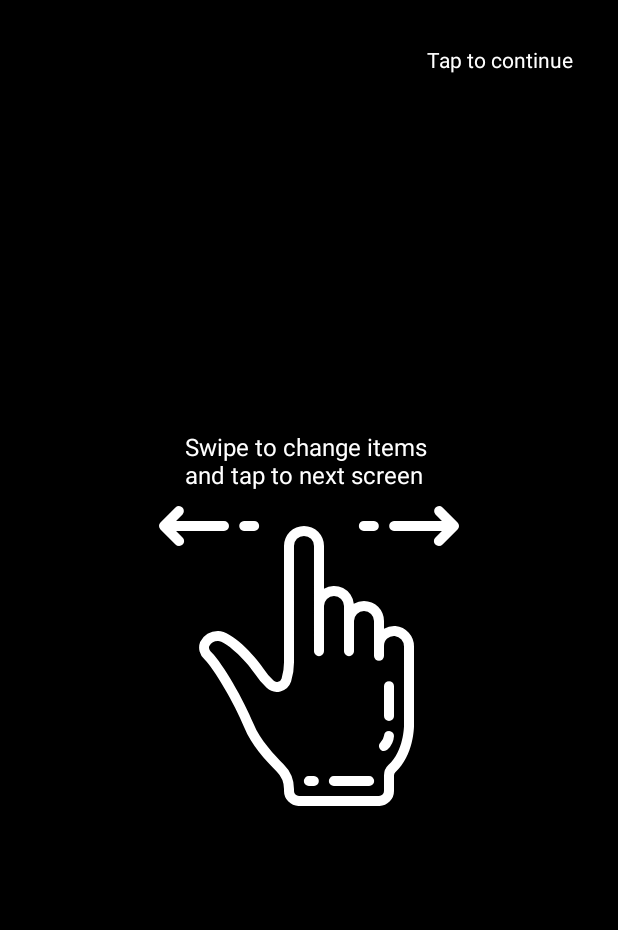
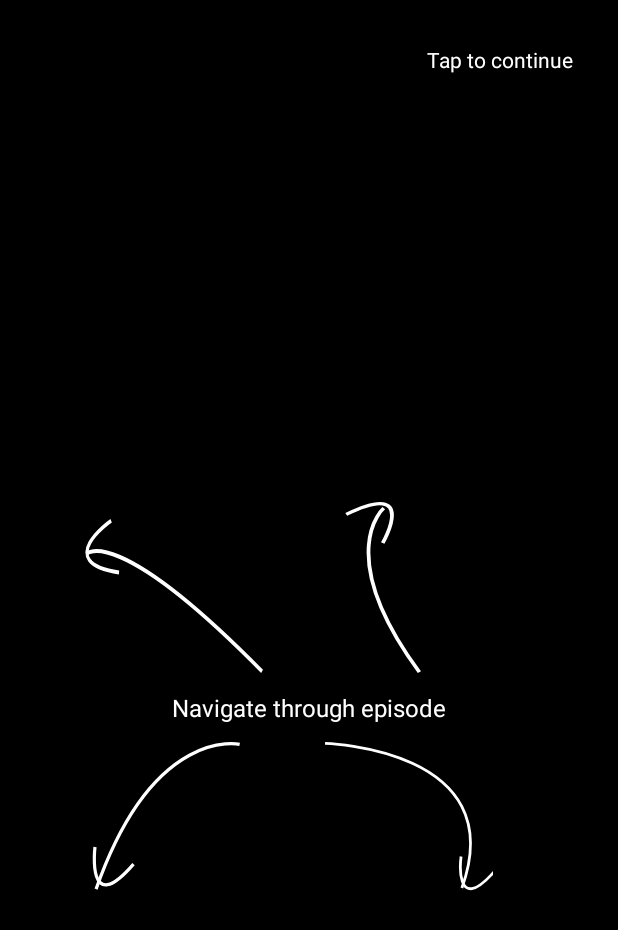
Before and after one commit to alex31n/help-screen, an Android app: the screen it shows after launch (HelpScreenActivity), after a tap on "CUSTOMISE VIEW", on a phone screen of 412 x 824 dp. Shown: the top 930 px of the screen. Run offline under Robolectric (Android 15) with nearby library versions, the phone set to English and light mode, and no system bars.

Commit message:
modifying example project

```diff
--- /dev/null
+++ b/app/src/main/res/drawable/ic_help_screen_home_01.xml
@@ -0,0 +1,9 @@
+<vector android:height="24dp" android:viewportHeight="78.9"
+    android:viewportWidth="119.964" android:width="24dp" xmlns:android="http://schemas.android.com/apk/res/android">
+    <path android:fillColor="#00000000"
+        android:pathData="M119.357,78.101c-96.677,-73.826 -115.562,-58.375 -115.562,-58.375"
+        android:strokeColor="#fff" android:strokeWidth="2"/>
+    <path android:fillColor="#00000000"
+        android:pathData="M19.859,3.354s-39.172,20.596 5.219,25.672"
+        android:strokeColor="#fff" android:strokeWidth="2"/>
+</vector>
--- /dev/null
+++ b/app/src/main/res/drawable/ic_help_screen_home_02.xml
@@ -0,0 +1,9 @@
+<vector android:height="24dp" android:viewportHeight="106.902"
+    android:viewportWidth="41.321" android:width="24dp" xmlns:android="http://schemas.android.com/apk/res/android">
+    <path android:fillColor="#00000000"
+        android:pathData="M40.475,106.371c-46.355,-73.824 -18.886,-101.295 -18.886,-101.295"
+        android:strokeColor="#fff" android:strokeWidth="2"/>
+    <path android:fillColor="#00000000"
+        android:pathData="M21.028,26.614s19.585,-39.687 -19.312,-17.701"
+        android:strokeColor="#fff" android:strokeWidth="2"/>
+</vector>
--- /dev/null
+++ b/app/src/main/res/drawable/ic_help_screen_home_03.xml
@@ -0,0 +1,9 @@
+<vector android:height="24dp" android:viewportHeight="90.393"
+    android:viewportWidth="99.206" android:width="24dp" xmlns:android="http://schemas.android.com/apk/res/android">
+    <path android:fillColor="#00000000"
+        android:pathData="M9.3994,89.2379c36.055,-99.58 89.592,-87.779 89.592,-87.779"
+        android:strokeColor="#fff" android:strokeWidth="2"/>
+    <path android:fillColor="#00000000"
+        android:pathData="M8.7266,63.6537s-5.591,43.9076 24.0275,10.4469"
+        android:strokeColor="#fff" android:strokeWidth="2"/>
+</vector>
--- /dev/null
+++ b/app/src/main/res/drawable/ic_help_screen_home_04.xml
@@ -0,0 +1,9 @@
+<vector android:height="24dp" android:viewportHeight="108.246"
+    android:viewportWidth="120.148" android:width="24dp" xmlns:android="http://schemas.android.com/apk/res/android">
+    <path android:fillColor="#00000000"
+        android:pathData="M97.888,104.014c36.055,-99.58 -97.862,-103.014 -97.862,-103.014"
+        android:strokeColor="#fff" android:strokeWidth="2"/>
+    <path android:fillColor="#00000000"
+        android:pathData="M97.309,81.508s-5.591,43.908 24.028,10.447"
+        android:strokeColor="#fff" android:strokeWidth="2"/>
+</vector>
--- a/app/src/main/res/layout/custom_layout_help_screen.xml
+++ b/app/src/main/res/layout/custom_layout_help_screen.xml
@@ -1,39 +1,89 @@
 <?xml version="1.0" encoding="utf-8"?>
-<FrameLayout xmlns:android="http://schemas.android.com/apk/res/android"
+<androidx.constraintlayout.widget.ConstraintLayout xmlns:android="http://schemas.android.com/apk/res/android"
+    xmlns:app="http://schemas.android.com/apk/res-auto"
+    xmlns:tools="http://schemas.android.com/tools"
     android:layout_width="match_parent"
     android:layout_height="match_parent"
-    xmlns:app="http://schemas.android.com/apk/res-auto"
-    android:orientation="vertical"
-    >
+    android:orientation="vertical">
 
-    <LinearLayout
+    <TextView
+        android:id="@+id/textView2"
         android:layout_width="wrap_content"
         android:layout_height="wrap_content"
-        android:orientation="vertical"
-        android:layout_gravity="center"
-        android:gravity="center">
-        <TextView
-            android:layout_width="wrap_content"
-            android:layout_height="wrap_content"
-            android:text="Swipe to change items \nand tap to next screen"
-            android:textColor="@android:color/white"
-            android:textSize="16sp"
-            android:layout_marginBottom="10dp"/>
-        <ImageView
-            android:layout_width="200dp"
-            android:layout_height="200dp"
-            android:src="@drawable/ic_help_screen_item_01"
-            app:srcCompat="@drawable/ic_help_screen_item_01"
-            android:layout_gravity="center"/>
+        android:text="Navigate through episode"
+        android:textColor="@android:color/white"
+        android:textSize="16sp"
+        app:layout_constraintBottom_toBottomOf="parent"
+        app:layout_constraintEnd_toEndOf="parent"
+        app:layout_constraintStart_toStartOf="parent"
+        app:layout_constraintTop_toTopOf="parent"
+        app:layout_constraintVertical_bias="0.574" />
 
-    </LinearLayout>
+    <ImageView
+        android:layout_width="121dp"
+        android:layout_height="106dp"
+        android:layout_marginStart="8dp"
+        android:layout_marginEnd="8dp"
+        android:layout_marginBottom="12dp"
+        android:scaleType="fitXY"
+        android:src="@drawable/ic_help_screen_home_01"
+        app:layout_constraintBottom_toTopOf="@+id/textView2"
+        app:layout_constraintEnd_toEndOf="parent"
+        app:layout_constraintHorizontal_bias="0.168"
+        app:layout_constraintStart_toStartOf="parent"
+        app:srcCompat="@drawable/ic_help_screen_home_01" />
+
+    <ImageView
+        android:layout_width="52dp"
+        android:layout_height="115dp"
+        android:layout_marginStart="8dp"
+        android:layout_marginEnd="8dp"
+        android:layout_marginBottom="12dp"
+        android:scaleType="fitXY"
+        android:src="@drawable/ic_help_screen_home_02"
+        app:layout_constraintBottom_toTopOf="@+id/textView2"
+        app:layout_constraintEnd_toEndOf="parent"
+        app:layout_constraintHorizontal_bias="0.641"
+        app:layout_constraintStart_toStartOf="parent"
+        app:srcCompat="@drawable/ic_help_screen_home_02" />
+
+    <ImageView
+        android:layout_width="106dp"
+        android:layout_height="99dp"
+        android:layout_marginStart="8dp"
+        android:layout_marginTop="12dp"
+        android:layout_marginEnd="8dp"
+        android:scaleType="fitXY"
+        android:src="@drawable/ic_help_screen_home_03"
+        app:layout_constraintEnd_toEndOf="parent"
+        app:layout_constraintHorizontal_bias="0.158"
+        app:layout_constraintStart_toStartOf="parent"
+        app:layout_constraintTop_toBottomOf="@+id/textView2"
+        app:srcCompat="@drawable/ic_help_screen_home_03" />
+
+    <ImageView
+        android:layout_width="112dp"
+        android:layout_height="101dp"
+        android:layout_marginStart="8dp"
+        android:layout_marginTop="12dp"
+        android:layout_marginEnd="8dp"
+        android:scaleType="fitXY"
+        android:src="@drawable/ic_help_screen_home_04"
+        app:layout_constraintEnd_toEndOf="parent"
+        app:layout_constraintHorizontal_bias="0.734"
+        app:layout_constraintStart_toStartOf="parent"
+        app:layout_constraintTop_toBottomOf="@+id/textView2"
+        app:srcCompat="@drawable/ic_help_screen_home_04" />
+
 
     <TextView
         android:layout_width="wrap_content"
         android:layout_height="wrap_content"
+        android:layout_margin="30dp"
+        android:layout_marginEnd="8dp"
         android:text="Tap to continue"
         android:textColor="@android:color/white"
-        android:layout_gravity="top|end"
-        android:layout_margin="30dp"/>
+        app:layout_constraintEnd_toEndOf="parent"
+        app:layout_constraintTop_toTopOf="parent" />
 
-</FrameLayout>
+</androidx.constraintlayout.widget.ConstraintLayout>
--- /dev/null
+++ b/app/src/main/res/layout/custom_layout_help_screen_old.xml
@@ -0,0 +1,39 @@
+<?xml version="1.0" encoding="utf-8"?>
+<FrameLayout xmlns:android="http://schemas.android.com/apk/res/android"
+    android:layout_width="match_parent"
+    android:layout_height="match_parent"
+    xmlns:app="http://schemas.android.com/apk/res-auto"
+    android:orientation="vertical"
+    >
+
+    <LinearLayout
+        android:layout_width="wrap_content"
+        android:layout_height="wrap_content"
+        android:orientation="vertical"
+        android:layout_gravity="center"
+        android:gravity="center">
+        <TextView
+            android:layout_width="wrap_content"
+            android:layout_height="wrap_content"
+            android:text="Swipe to change items \nand tap to next screen"
+            android:textColor="@android:color/white"
+            android:textSize="16sp"
+            android:layout_marginBottom="10dp"/>
+        <ImageView
+            android:layout_width="200dp"
+            android:layout_height="200dp"
+            android:src="@drawable/ic_help_screen_item_01"
+            app:srcCompat="@drawable/ic_help_screen_item_01"
+            android:layout_gravity="center"/>
+
+    </LinearLayout>
+
+    <TextView
+        android:layout_width="wrap_content"
+        android:layout_height="wrap_content"
+        android:text="Tap to continue"
+        android:textColor="@android:color/white"
+        android:layout_gravity="top|end"
+        android:layout_margin="30dp"/>
+
+</FrameLayout>
```
Also changed, not shown: 3 other files.
